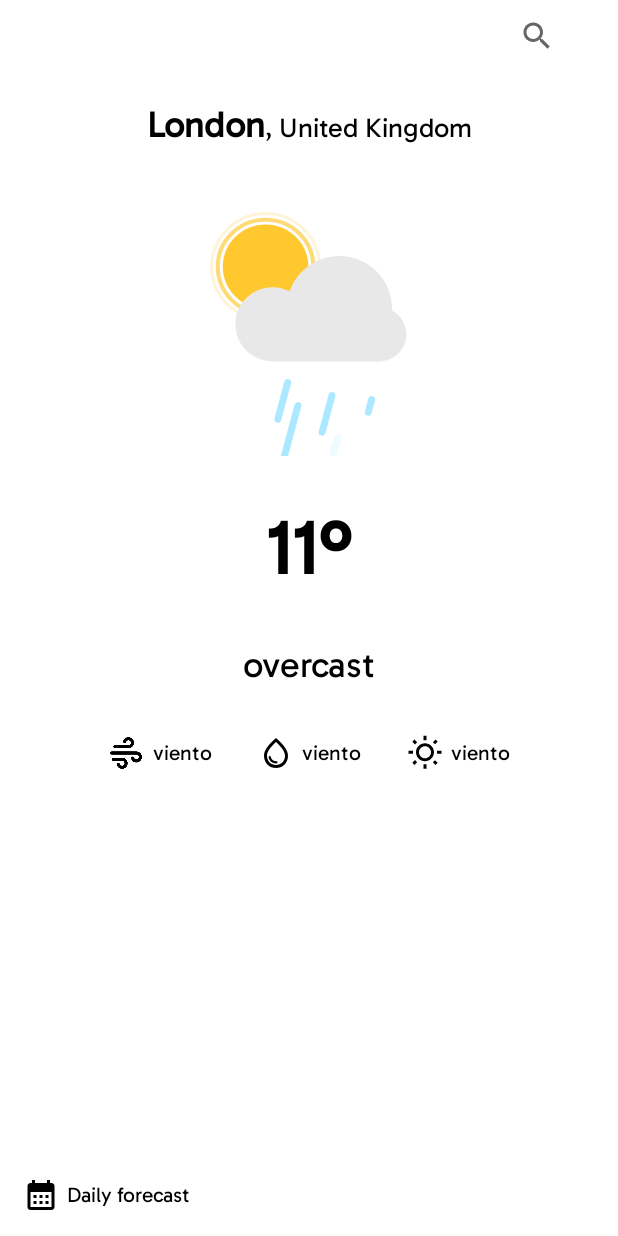
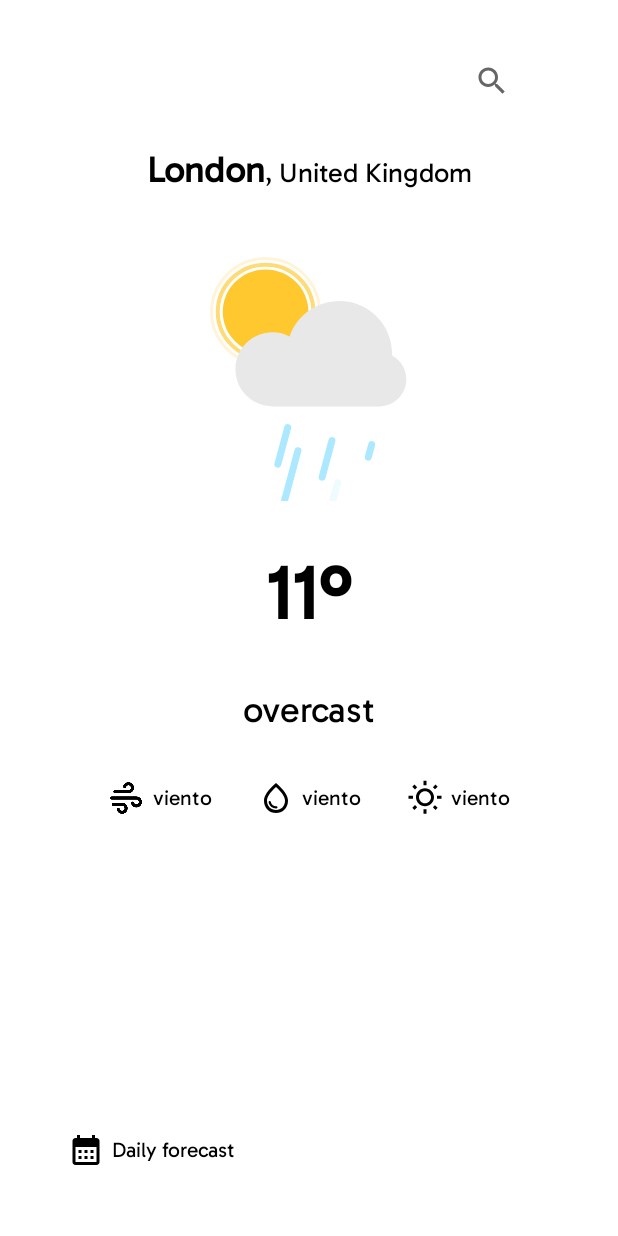
Before and after one commit to ArtielSry/KotlinAndroidApp_WeatherAPI, an Android app: the layout activity_main.xml on its own in the app's theme, with its tools: preview values and no code run, on a phone screen of 412 x 824 dp. Run offline under Robolectric (Android 15) with nearby library versions, the phone set to English and light mode, and no system bars.

Commit message:
layouts added

```diff
--- a/app/src/main/res/layout/activity_main.xml
+++ b/app/src/main/res/layout/activity_main.xml
@@ -4,7 +4,8 @@
     xmlns:tools="http://schemas.android.com/tools"
     android:layout_width="match_parent"
     android:layout_height="match_parent"
-    tools:context="com.art.weatherapp.ui.MainActivity">
+    tools:context="com.art.weatherapp.ui.MainActivity"
+    android:padding="30dp">
 
     <androidx.appcompat.widget.SearchView
         android:id="@+id/searchView"
--- a/app/src/main/res/values/themes.xml
+++ b/app/src/main/res/values/themes.xml
@@ -1,6 +1,6 @@
 <resources xmlns:tools="http://schemas.android.com/tools">
     <!-- Base application theme. -->
-    <style name="Theme.WeatherAPI" parent="Theme.MaterialComponents.DayNight.DarkActionBar">
+    <style name="Theme.WeatherAPI" parent="Theme.MaterialComponents.DayNight.NoActionBar">
         <!-- Primary brand color. -->
         <item name="colorPrimary">@color/primaryDark</item>
         <item name="colorPrimaryVariant">@color/primary</item>
```
